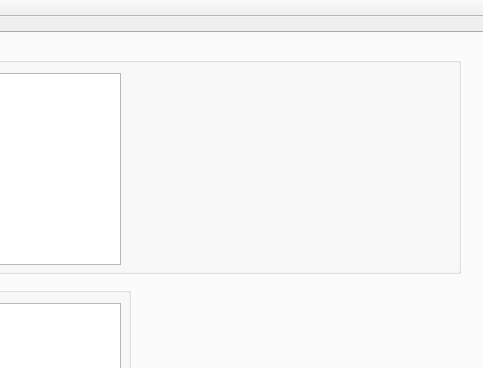
Before: the Qt Designer form TestQT/mainwindow.ui in Twansch/UserInterface, drawn with Qt 5; both pictures show x 242 to 725 and y 0 to 368 of the 725 by 604 pixel window.
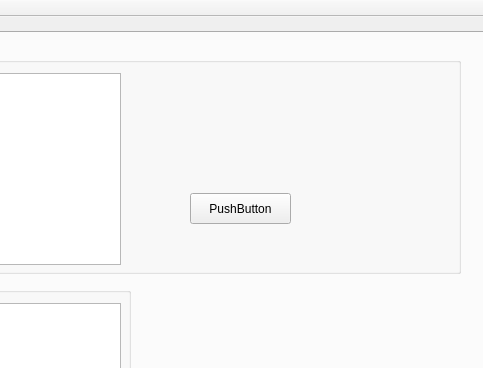
After: the same form once the commit is applied.

```diff
--- a/TestQT/mainwindow.ui
+++ b/TestQT/mainwindow.ui
@@ -276,6 +276,19 @@
         </rect>
        </property>
       </widget>
+      <widget class="QPushButton" name="btAddGarmentTest">
+       <property name="geometry">
+        <rect>
+         <x>410</x>
+         <y>150</y>
+         <width>101</width>
+         <height>31</height>
+        </rect>
+       </property>
+       <property name="text">
+        <string>PushButton</string>
+       </property>
+      </widget>
      </widget>
      <widget class="QPushButton" name="btStopSelectedMachine">
       <property name="geometry">
```
Left out of the diff: 2 changed lines with no effect on the pictures.
